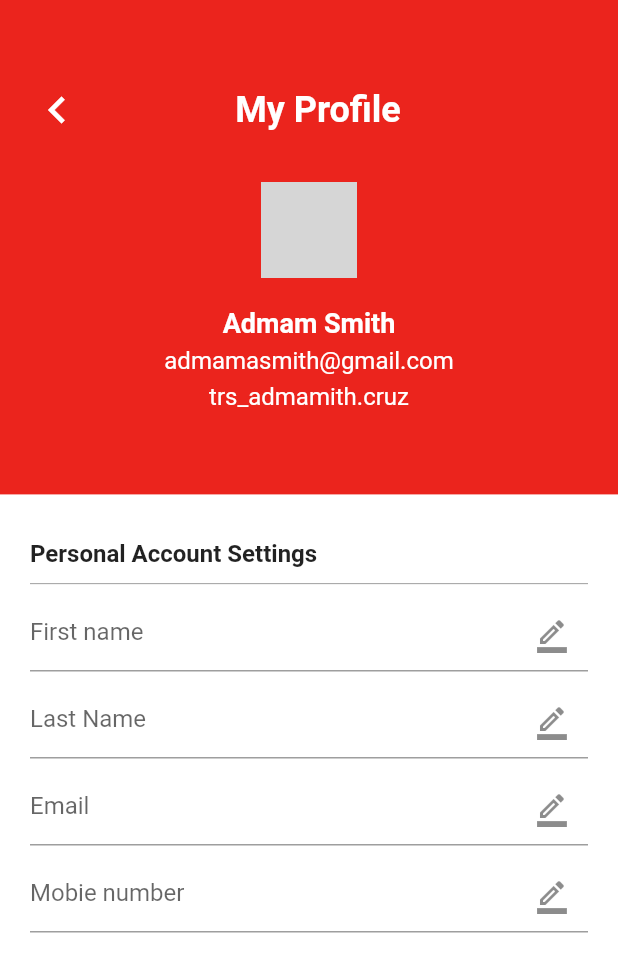
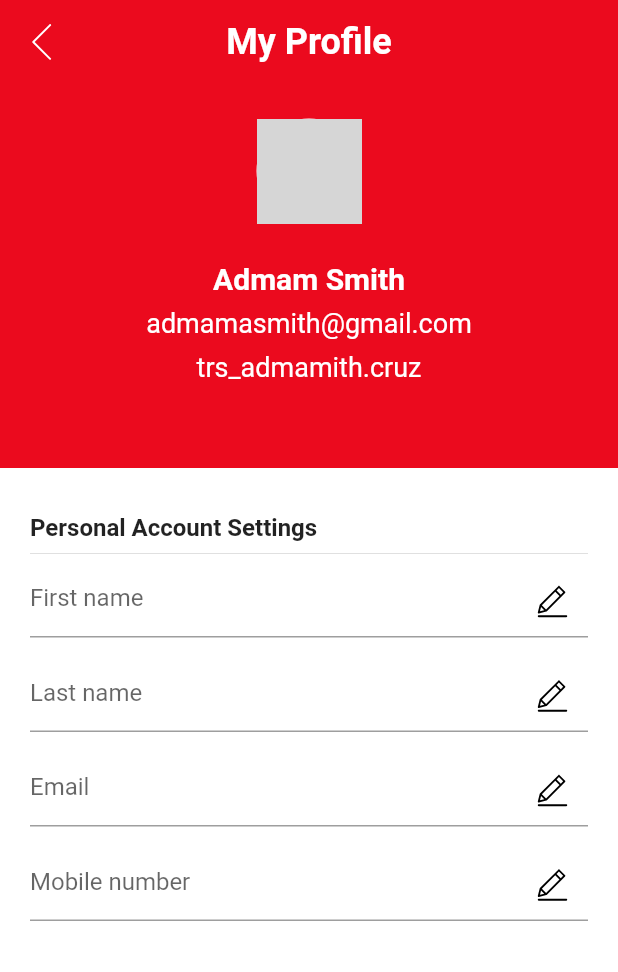
Before and after one commit to MonsterPTN/helloFlutter, a Flutter app: the MyProfileScreen screen opened directly, on a phone screen of 412 x 824 dp. Shown: the top 972 px of the screen. Run offline on Flutter 3.47's test engine with Material 2 defaults, Android fonts, the phone set to English and light mode, and no system bars; our stand-ins replace flutter_svg, image_picker, video_player; network calls fail; grey boxes are pictures that could not be loaded.

Commit message:
comit 10/8

```diff
--- /dev/null
+++ b/lib/Widget/app_bar_widget.dart
@@ -0,0 +1,68 @@
+import 'package:flutter/cupertino.dart';
+import 'package:flutter/material.dart';
+import 'package:flutter/src/foundation/key.dart';
+import 'package:flutter/src/widgets/framework.dart';
+import 'package:flutter_svg/flutter_svg.dart';
+import 'package:ui/themes/app_colors.dart';
+import 'package:ui/themes/style_text.dart';
+
+class AppBarWidget extends StatefulWidget implements PreferredSizeWidget {
+  final String? title;
+  final Color? colorAppBar;
+  final bool isShowBack;
+  final Color? colorTitle;
+  final Function()? onBackButtonPressed;
+  final bool isShowMainAction;
+  final Function()? onMainActionPress;
+  const AppBarWidget(
+      {Key? key,
+      this.title,
+      this.isShowBack = true,
+      this.onBackButtonPressed,
+      this.isShowMainAction = false,
+      this.onMainActionPress,
+      this.colorAppBar,
+      this.colorTitle})
+      : super(key: key);
+
+  @override
+  State<AppBarWidget> createState() => _AppBarWidgetState();
+
+  @override
+  // TODO: implement preferredSize
+  Size get preferredSize => AppBar().preferredSize;
+}
+
+class _AppBarWidgetState extends State<AppBarWidget> {
+  @override
+  Widget build(BuildContext context) {
+    return AppBar(
+      backgroundColor: widget.colorAppBar ?? Colors.white,
+      centerTitle: true,
+      elevation: 0,
+      title: Text(
+        widget.title ?? '',
+        style: StylesText.styleHeader
+            .copyWith(color: widget.colorTitle ?? Colors.black),
+      ),
+      leading: widget.isShowBack
+          ? InkWell(
+              child: Padding(
+                padding: const EdgeInsets.all(15.0),
+                child: SvgPicture.asset('assets/svg/ic_arrow_left.svg'),
+              ),
+              onTap: () {},
+            )
+          : const SizedBox(),
+      actions: [
+        widget.isShowMainAction
+            ? InkWell(
+                child: Padding(
+                padding: const EdgeInsets.all(15.0),
+                child: SvgPicture.asset('assets/svg/ic_arrow_left.svg'),
+              ))
+            : const SizedBox(),
+      ],
+    );
+  }
+}
--- a/lib/Widget/text_field_widget.dart
+++ b/lib/Widget/text_field_widget.dart
@@ -1,9 +1,10 @@
 import 'package:flutter/material.dart';
+import 'package:flutter_svg/flutter_svg.dart';
 
 class TextFieldWidget extends StatelessWidget {
   final String textInput;
   final int? lengMax;
-  final Icon? iconRight;
+  final SvgPicture? iconRight;
   const TextFieldWidget(
       {Key? key, required this.textInput, this.lengMax, this.iconRight})
       : super(key: key);
@@ -13,7 +14,10 @@ class TextFieldWidget extends StatelessWidget {
     return TextField(
       maxLength: lengMax,
       decoration: InputDecoration(
-        prefixIcon: iconRight,
+        suffixIcon: Padding(
+          padding: const EdgeInsets.all(12.0),
+          child: iconRight,
+        ),
         hintText: textInput,
         counterText: '',
       ),
--- a/lib/modules/MyProfileScreen/my_profile_screen.dart
+++ b/lib/modules/MyProfileScreen/my_profile_screen.dart
@@ -1,5 +1,9 @@
 import 'package:flutter/material.dart';
+import 'package:flutter_svg/flutter_svg.dart';
+import 'package:ui/Widget/app_bar_widget.dart';
+import 'package:ui/Widget/text_field_widget.dart';
 import 'package:ui/themes/app_colors.dart';
+import 'package:ui/themes/style_text.dart';
 import 'PickerImage/pickerImage.dart';
 
 class MyProfileScreen extends StatefulWidget {
@@ -13,80 +17,60 @@ class _MyProfileScreenState extends State<MyProfileScreen> {
   @override
   Widget build(BuildContext context) {
     return Scaffold(
-      body: Container(
+      appBar: AppBarWidget(
+        isShowBack: true,
+        title: 'My Profile',
+        colorAppBar: AppColors.primari,
+        colorTitle: Colors.white,
+      ),
+      body: SafeArea(
+        child: Container(
           color: AppColors.primari,
           child: Column(children: [
             Expanded(
               flex: 2,
+              child: SingleChildScrollView(
                 child: Column(
                   mainAxisAlignment: MainAxisAlignment.center,
                   children: [
-                _widgetHeader(
-                  text: 'My Profile',
-                  icon: const Icon(
-                    Icons.keyboard_arrow_left,
-                    size: 36,
-                    color: Colors.white,
-                  ),
+                    const SizedBox(
+                      height: 23,
                     ),
                     const PickImage(),
-                _widgetText(text: 'Admam Smith'),
-                _widgetText2(text: 'admamasmith@gmail.com'),
-                _widgetText2(text: 'trs_admamith.cruz')
+                    const SizedBox(
+                      height: 25,
+                    ),
+                    Text(
+                      'Admam Smith',
+                      style:
+                          StylesText.styleText1.copyWith(color: Colors.white),
+                    ),
+                    const SizedBox(
+                      height: 8,
+                    ),
+                    Text(
+                      'admamasmith@gmail.com',
+                      style:
+                          StylesText.styleText2.copyWith(color: Colors.white),
+                    ),
+                    const SizedBox(
+                      height: 8,
+                    ),
+                    Text(
+                      'trs_admamith.cruz',
+                      style:
+                          StylesText.styleText2.copyWith(color: Colors.white),
+                    )
                   ],
                 ),
               ),
+            ),
             Expanded(
-            flex: 3,
+              flex: 4,
               child: _widgetMain(),
             )
           ]),
         ),
-    );
-  }
-
-  Widget _widgetHeader({required String text, required Icon icon}) {
-    return Container(
-      margin: const EdgeInsets.only(bottom: 30),
-      child: Row(
-        mainAxisAlignment: MainAxisAlignment.spaceBetween,
-        children: [
-          Container(margin: const EdgeInsets.only(left: 20), child: icon),
-          Text(
-            text,
-            textAlign: TextAlign.center,
-            style: const TextStyle(
-                color: Colors.white, fontSize: 24, fontWeight: FontWeight.bold),
-          ),
-          Container(
-            margin: const EdgeInsets.only(right: 20),
-            width: 24,
-          )
-        ],
-      ),
-    );
-  }
-
-  Widget _widgetText({required String text}) {
-    return Container(
-      margin: const EdgeInsets.only(top: 20),
-      child: Text(
-        text,
-        style: const TextStyle(
-            color: Colors.white, fontWeight: FontWeight.bold, fontSize: 18),
-        textAlign: TextAlign.center,
-      ),
-    );
-  }
-
-  Widget _widgetText2({required String text}) {
-    return Container(
-      margin: const EdgeInsets.only(top: 5),
-      child: Text(
-        text,
-        style: const TextStyle(
-            color: Colors.white, fontSize: 16, fontWeight: FontWeight.w400),
-        textAlign: TextAlign.center,
       ),
     );
   }
@@ -96,64 +80,41 @@ class _MyProfileScreenState extends State<MyProfileScreen> {
       color: Colors.white,
       child: Padding(
         padding: const EdgeInsets.only(top: 30, left: 20, right: 20),
+        child: SingleChildScrollView(
           child: Column(
+            crossAxisAlignment: CrossAxisAlignment.start,
             children: [
-            _widgetText3(text: 'Personal Account Settings'),
-            _widgetDivider(),
+              const Text(
+                'Personal Account Settings',
+                style: StylesText.mediumBoldText,
+              ),
+              const Divider(),
               Column(
                 children: [
-                _input(
-                    text: 'First name',
-                    icon: const Icon(Icons.border_color_outlined)),
-                _input(
-                    text: 'Last Name',
-                    icon: const Icon(Icons.border_color_outlined)),
-                _input(
-                    text: 'Email',
-                    icon: const Icon(Icons.border_color_outlined)),
-                _input(
-                    text: 'Mobie number',
-                    icon: const Icon(Icons.border_color_outlined)),
+                  TextFieldWidget(
+                    textInput: 'First name',
+                    iconRight: SvgPicture.asset('assets/svg/ic_edit.svg'),
+                  ),
+                  const SizedBox(height: 15),
+                  TextFieldWidget(
+                    textInput: 'Last name',
+                    iconRight: SvgPicture.asset('assets/svg/ic_edit.svg'),
+                  ),
+                  const SizedBox(height: 15),
+                  TextFieldWidget(
+                    textInput: 'Email',
+                    iconRight: SvgPicture.asset('assets/svg/ic_edit.svg'),
+                  ),
+                  const SizedBox(height: 15),
+                  TextFieldWidget(
+                    textInput: 'Mobile number',
+                    iconRight: SvgPicture.asset('assets/svg/ic_edit.svg'),
+                  ),
                 ],
               )
             ],
           ),
         ),
-    );
-  }
-
-  Widget _input({required String text, required Icon icon}) {
-    return Container(
-      margin: const EdgeInsets.only(bottom: 10),
-      child: TextField(
-        obscureText: true,
-        decoration: InputDecoration(
-          hintText: text,
-          suffixIcon: icon,
-        ),
-      ),
-    );
-  }
-
-  Widget _widgetText3({required String text}) {
-    return Container(
-      alignment: Alignment.centerLeft,
-      child: Text(
-        text,
-        style: const TextStyle(
-          fontSize: 16,
-          fontWeight: FontWeight.bold,
-        ),
-      ),
-    );
-  }
-
-  Widget _widgetDivider() {
-    return Container(
-      margin: const EdgeInsets.only(top: 10, bottom: 10),
-      child: const Divider(
-        color: Colors.grey,
-        height: 1,
       ),
     );
   }
--- a/lib/themes/app_colors.dart
+++ b/lib/themes/app_colors.dart
@@ -1,7 +1,7 @@
 import 'dart:ui';
 
 class AppColors {
-  static final HexColor primari = HexColor('#EB241D');
+  static final HexColor primari = HexColor('#EB0A1E');
   static final HexColor primari2 = HexColor('#149A06');
   static final HexColor primari3 = HexColor('#2868E3');
   static final HexColor primari4 = HexColor('#808080');
--- a/lib/themes/style_text.dart
+++ b/lib/themes/style_text.dart
@@ -11,8 +11,12 @@ class StylesText {
     fontSize: 24,
   );
   static const styleText1 = TextStyle(
-    fontWeight: FontWeight.bold,
+    fontWeight: FontWeight.w600,
     fontSize: 20,
+  );
+  static const styleText2 = TextStyle(
+    fontWeight: FontWeight.w400,
+    fontSize: 18,
   );
   static const medium16Text =
       TextStyle(fontSize: 16, fontWeight: FontWeight.w400);
```
Also changed, not shown: lib/modules/HomeScreen/home_sceen.dart (+13 -8 lines), lib/modules/ListViewScreen/listview_screen.dart (+5 -12 lines), lib/modules/MyProfileScreen/PickerImage/pickerImage.dart (+105 -23 lines), assets/svg/ic_arrow_left.svg (added), assets/svg/ic_camera.svg (added), assets/svg/ic_close.svg (added). Lines whose indentation alone changed are shown as unchanged.
